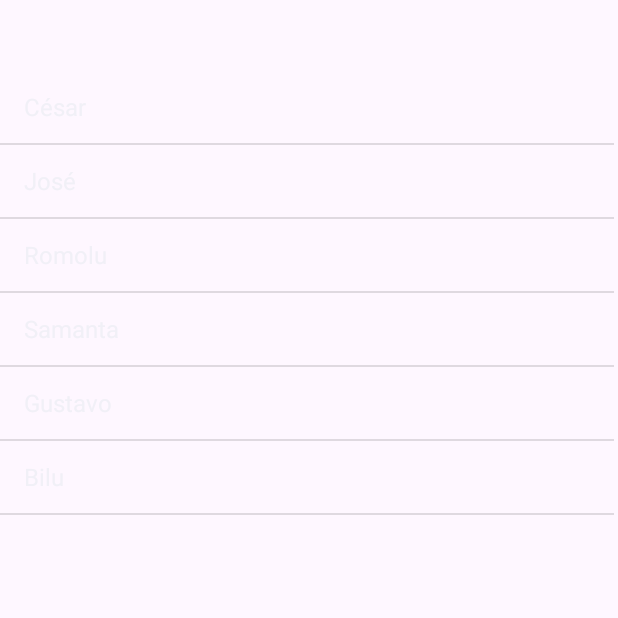
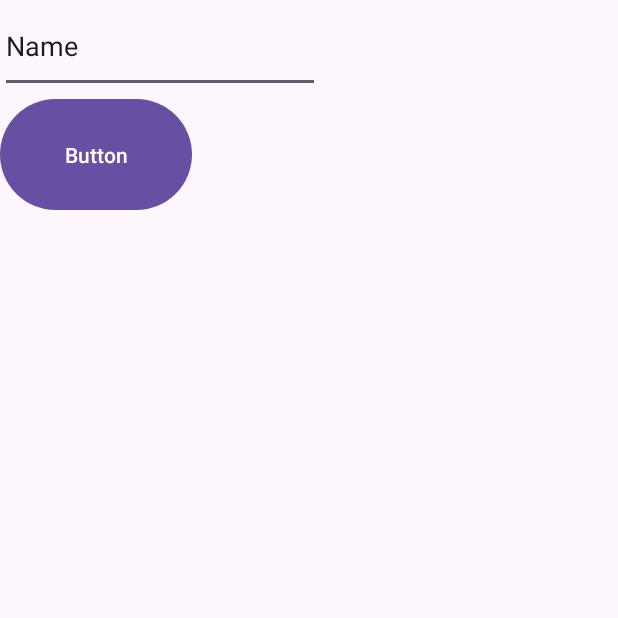
Before and after one commit to Arthur-Pereira-5019/Mobile-Programming-Class-Activities, an Android app: the screen it shows after launch (MainActivity), on a phone screen of 412 x 824 dp, the top half of it. Run offline under Robolectric (Android 15) with nearby library versions, the phone set to English and light mode, and no system bars; 1 statement that could not run was skipped.

Commit message:
Início da atividade da aula de list view dinâmico

```diff
--- a/app/src/main/java/com/example/app/MainActivity.java
+++ b/app/src/main/java/com/example/app/MainActivity.java
@@ -2,7 +2,9 @@ package com.example.app;
 
 import android.os.Bundle;
 import android.widget.ArrayAdapter;
+import android.widget.Button;
 import android.widget.ListView;
+import android.widget.TextView;
 import android.widget.Toast;
 
 import androidx.activity.EdgeToEdge;
@@ -11,10 +13,14 @@ import androidx.core.graphics.Insets;
 import androidx.core.view.ViewCompat;
 import androidx.core.view.WindowInsetsCompat;
 
+import java.util.ArrayList;
+
 public class MainActivity extends AppCompatActivity {
-    String[] nomes = new String[] {"César","José","Romolu","Samanta","Gustavo","Bilu"};
+    ListView listView;
 
-    ListView listView;
+    Button button;
+    TextView campoTexto;
+    ArrayList<String> nomesAdicionados = new ArrayList<>();
 
     @Override
     protected void onCreate(Bundle savedInstanceState) {
@@ -23,17 +29,22 @@ public class MainActivity extends AppCompatActivity {
         setContentView(R.layout.activity_main);
 
         listView=findViewById(R.id.lv);
+        button = findViewById(R.id.salvar);
+        campoTexto = findViewById(R.id.campo);
+
+        ArrayAdapter<String> adapter = new ArrayAdapter<>(getApplicationContext(),
+                android.R.layout.simple_list_item_1, android.R.id.text1, nomesAdicionados);
+        listView.setAdapter(adapter);
+        button.setOnClickListener(l ->  {nomesAdicionados.add(campoTexto.getText().toString()); adapter.notifyDataSetChanged();});
 
         ViewCompat.setOnApplyWindowInsetsListener(findViewById(R.id.main), (v, insets) -> {
             Insets systemBars = insets.getInsets(WindowInsetsCompat.Type.systemBars());
             v.setPadding(systemBars.left, systemBars.top, systemBars.right, systemBars.bottom);
             return insets;
         });
-        ArrayAdapter<String> adapter = new ArrayAdapter<>(getApplicationContext(),
-                android.R.layout.simple_list_item_1, android.R.id.text1, nomes);
-        listView.setAdapter(adapter);
-        listView.setOnItemClickListener((pa, v, po, i) -> {
-            Toast.makeText(getApplicationContext(), nomes[po], Toast.LENGTH_SHORT).show();
+
+        listView.setOnLongClickListener((pa, v, po, i) -> {
+
         });
     }
 }
--- a/app/src/main/res/layout/activity_main.xml
+++ b/app/src/main/res/layout/activity_main.xml
@@ -8,16 +8,31 @@
     tools:context=".MainActivity">
 
     <LinearLayout
-        android:layout_width="409dp"
-        android:layout_height="729dp"
-        android:orientation="horizontal"
-        app:layout_constraintBottom_toBottomOf="parent"
-        app:layout_constraintStart_toStartOf="parent"
-        app:layout_constraintTop_toTopOf="parent">
+        android:layout_width="match_parent"
+        android:layout_height="match_parent"
+        android:orientation="vertical">
+
+        <EditText
+            android:id="@+id/campo"
+            android:layout_width="wrap_content"
+            android:layout_height="wrap_content"
+            android:layout_weight="1"
+            android:ems="10"
+            android:inputType="text"
+            android:text="Name" />
+
+        <Button
+            android:id="@+id/salvar"
+            android:layout_width="128dp"
+            android:layout_height="wrap_content"
+            android:layout_weight="2"
+            android:text="Button" />
 
         <ListView
             android:id="@+id/lv"
             android:layout_width="match_parent"
-            android:layout_height="match_parent" />
+            android:layout_height="wrap_content"
+            android:layout_weight="40" />
     </LinearLayout>
+
 </androidx.constraintlayout.widget.ConstraintLayout>
```
